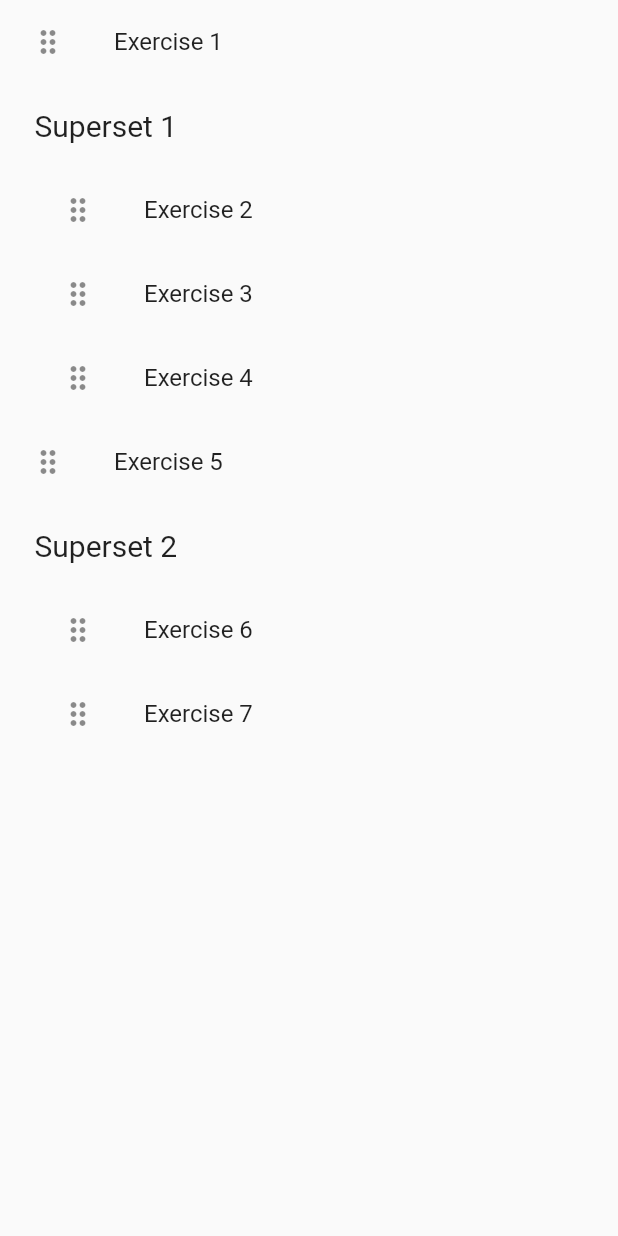
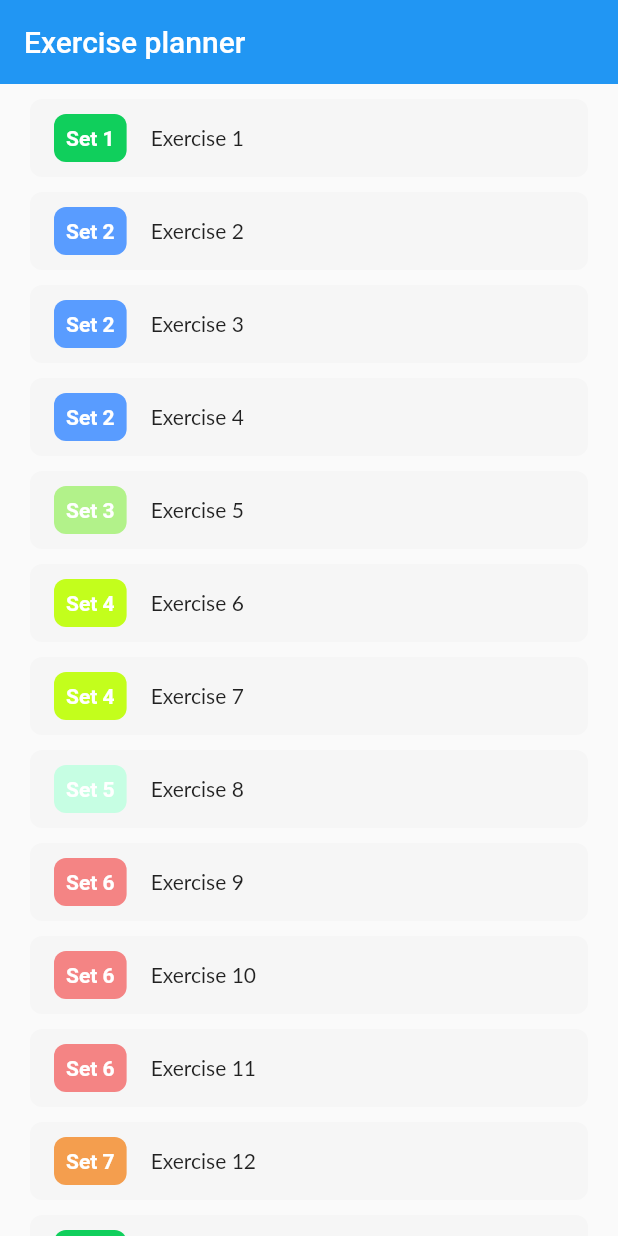
Before and after one commit to smart7even/fizikl_test_task, a Flutter app: the screen it shows after launch, on a phone screen of 412 x 824 dp. Run offline on Flutter 3.47's test engine with Material 2 defaults, Android fonts, the phone set to English and light mode, and no system bars; our stand-ins replace bloc, equatable, flutter_bloc; Roboto replaces fonts that are missing (Lato).

Commit message:
Add exercises reordering

```diff
--- a/lib/bloc/exercises_bloc.dart
+++ b/lib/bloc/exercises_bloc.dart
@@ -1,5 +1,7 @@
 import 'package:bloc/bloc.dart';
 import 'package:fizikl_test_task/models/i_exercise.dart';
+import 'package:fizikl_test_task/models/single_exercise.dart';
+import 'package:fizikl_test_task/models/superset.dart';
 import 'package:fizikl_test_task/repository/i_exercise_repository.dart';
 import 'package:meta/meta.dart';
 
@@ -17,6 +19,89 @@ class ExercisesBloc extends Bloc<ExercisesEvent, ExercisesState> {
       emit(ExercisesLoadSuccess(exercises: exercises));
     });
 
-    on<ExercisesItemReordered>(((event, emit) {}));
+    on<ExercisesItemReordered>(((event, emit) {
+      var curState = state;
+      if (curState is ExercisesLoadSuccess) {
+        int newIndex = event.newIndex;
+        int oldIndex = event.oldIndex;
+
+        if (oldIndex < newIndex) {
+          newIndex--;
+        }
+
+        if (oldIndex == newIndex) {
+          return;
+        }
+
+        SingleExercise? reorderedExercise;
+
+        List<IExercise> exercises = [...curState.exercises];
+
+        int currentSearchIndex = -1;
+        for (var exercise in exercises) {
+          if (currentSearchIndex + exercise.count >= oldIndex) {
+            if (exercise is Superset) {
+              reorderedExercise =
+                  exercise.exercises[oldIndex - currentSearchIndex - 1];
+              exercise.exercises.removeAt(oldIndex - currentSearchIndex - 1);
+
+              if (exercise.count == 1) {
+                exercises[exercises.indexOf(exercise)] = exercise.exercises[0];
+              } else if (exercise.count == 0) {
+                exercises.remove(exercise);
+              }
+
+              break;
+            } else if (exercise is SingleExercise) {
+              reorderedExercise = exercise;
+              exercises.remove(exercise);
+              break;
+            }
+          } else {
+            currentSearchIndex += exercise.count;
+          }
+        }
+
+        if (reorderedExercise is SingleExercise) {
+          int currentIndex = 0;
+          List<IExercise> newExercises = [];
+
+          int exercisesListIndex = 0;
+          for (var exercise in exercises) {
+            if (currentIndex + exercise.count >= newIndex) {
+              if (exercise is Superset) {
+                if (currentIndex + exercise.count == newIndex) {
+                  newExercises.add(exercise);
+                  newExercises.add(reorderedExercise);
+                  currentIndex += exercise.count + reorderedExercise.count;
+                } else {
+                  final supersetExercises = [...exercise.exercises];
+                  supersetExercises.insert(
+                      newIndex - currentIndex, reorderedExercise);
+                  final superset = Superset(exercises: supersetExercises);
+                  newExercises.add(superset);
+                  currentIndex += superset.count;
+                }
+              } else if (exercise is SingleExercise) {
+                newExercises.add(exercise);
+                newExercises.add(reorderedExercise);
+              }
+              break;
+            } else {
+              currentIndex += exercise.count;
+              newExercises.add(exercise);
+            }
+
+            exercisesListIndex++;
+          }
+
+          for (int i = exercisesListIndex + 1; i < exercises.length; i++) {
+            newExercises.add(exercises[i]);
+          }
+
+          emit(ExercisesLoadSuccess(exercises: newExercises));
+        }
+      }
+    }));
   }
 }
--- a/lib/main.dart
+++ b/lib/main.dart
@@ -5,10 +5,12 @@ import 'package:fizikl_test_task/models/single_exercise.dart';
 import 'package:fizikl_test_task/models/superset.dart';
 import 'package:fizikl_test_task/repository/exercise_repository.dart';
 import 'package:fizikl_test_task/repository/i_exercise_repository.dart';
+import 'package:fizikl_test_task/widgets/exercise_tile.dart';
 import 'package:flutter/material.dart';
 import 'package:flutter_bloc/flutter_bloc.dart';
 
 import 'bloc/exercises_bloc.dart';
+import 'dart:math' as math;
 
 void main() {
   runApp(const MyApp());
@@ -24,6 +26,7 @@ class MyApp extends StatelessWidget {
       theme: ThemeData(
         primarySwatch: Colors.blue,
       ),
+      debugShowCheckedModeBanner: false,
       home: RepositoryProvider<IExerciseRepository>(
         create: (context) => ExerciseRepository(
           exercisesDataSource: InMemoryExercisesDatasource(
@@ -35,10 +38,22 @@ class MyApp extends StatelessWidget {
               {"id": 5, "order": 3, "order_prefix": ""},
               {"id": 6, "order": 4, "order_prefix": "a"},
               {"id": 7, "order": 4, "order_prefix": "b"},
+              {"id": 8, "order": 5, "order_prefix": ""},
+              {"id": 9, "order": 6, "order_prefix": "a"},
+              {"id": 10, "order": 6, "order_prefix": "b"},
+              {"id": 11, "order": 6, "order_prefix": "c"},
+              {"id": 12, "order": 7, "order_prefix": ""},
+              {"id": 13, "order": 8, "order_prefix": "a"},
+              {"id": 14, "order": 8, "order_prefix": "b"},
             ].map((e) => OrderedExercise.fromJson(e)).toList(),
           ),
         ),
-        child: const Scaffold(body: SafeArea(child: MyStatefulWidget())),
+        child: Scaffold(
+            appBar: AppBar(
+              title: Text('Exercise planner'),
+              elevation: 0,
+            ),
+            body: SafeArea(child: MyStatefulWidget())),
       ),
     );
   }
@@ -72,42 +87,35 @@ class ExercisesListView extends StatelessWidget {
   const ExercisesListView({Key? key}) : super(key: key);
 
   List<Widget> _buildExercises(List<IExercise> exercises) {
+    List<Color> colors = [
+      const Color(0xFF10CF5C),
+      const Color(0xFF599CFF),
+      const Color(0xFFB2F28A),
+      const Color(0xFFC3FE1C),
+      const Color(0xFFC6FEE3),
+      const Color(0xFFF48484),
+      const Color(0xFFF49E4E),
+    ];
+
     final exercisesWidgets = <Widget>[];
-    int supersetsCounter = 1;
 
     for (int index = 0; index < exercises.length; index += 1) {
       final exercise = exercises[index];
 
       if (exercise is SingleExercise) {
-        exercisesWidgets.add(ListTile(
-          contentPadding: EdgeInsets.only(left: 0),
-          leading: ReorderableDragStartListener(
-            key: Key('$index'),
-            index: index,
-            child: const Icon(Icons.drag_indicator),
-          ),
-          key: Key('${exercise.id}'),
-          title: Text('Exercise ${exercise.id}'),
+        exercisesWidgets.add(ExerciseTile(
+          key: Key(exercise.id.toString()),
+          title: 'Exercise ${exercise.id}',
+          order: (index + 1).toString(),
+          orderColor: colors[index % colors.length],
         ));
       } else if (exercise is Superset) {
-        exercisesWidgets.add(ListTile(
-          contentPadding: EdgeInsets.only(left: 3),
-          title: Text('Superset $supersetsCounter',
-              style: TextStyle(fontSize: 20)),
-          key: Key('superset-$supersetsCounter'),
-        ));
-        supersetsCounter++;
-
         for (var singleExercise in exercise.exercises) {
-          exercisesWidgets.add(ListTile(
-            contentPadding: EdgeInsets.only(left: 20),
-            leading: ReorderableDragStartListener(
-                key: Key('${singleExercise.id}'),
-                index: index,
-                child: const Icon(Icons.drag_indicator)),
-            key: Key('${singleExercise.id}'),
-            title: Text('Exercise ${singleExercise.id}'),
-          ));
+          exercisesWidgets.add(ExerciseTile(
+              key: Key(singleExercise.id.toString()),
+              title: 'Exercise ${singleExercise.id}',
+              order: (index + 1).toString(),
+              orderColor: colors[index % colors.length]));
         }
       }
     }
@@ -125,11 +133,18 @@ class ExercisesListView extends StatelessWidget {
           return LinearProgressIndicator();
         } else if (state is ExercisesLoadSuccess) {
           return ReorderableListView(
-            padding: const EdgeInsets.symmetric(horizontal: 20),
+            proxyDecorator: (child, index, animation) {
+              print('Reordering ${index}');
+              return child;
+            },
+            padding: const EdgeInsets.only(left: 20, right: 20, top: 10),
             children: _buildExercises(state.exercises),
             onReorder: (int oldIndex, int newIndex) {
               debugPrint(oldIndex.toString());
               debugPrint(newIndex.toString());
+              BlocProvider.of<ExercisesBloc>(context).add(
+                ExercisesItemReordered(oldIndex: oldIndex, newIndex: newIndex),
+              );
               // setState(() {
               //   if (oldIndex < newIndex) {
               //     newIndex -= 1;
--- a/lib/models/i_exercise.dart
+++ b/lib/models/i_exercise.dart
@@ -1 +1,3 @@
-abstract class IExercise {}
+abstract class IExercise {
+  int get count;
+}
--- a/lib/models/single_exercise.dart
+++ b/lib/models/single_exercise.dart
@@ -10,4 +10,7 @@ class SingleExercise extends Equatable implements IExercise {
 
   @override
   List<Object?> get props => [id];
+
+  @override
+  int get count => 1;
 }
--- a/lib/models/superset.dart
+++ b/lib/models/superset.dart
@@ -12,4 +12,7 @@ class Superset extends Equatable implements IExercise {
 
   @override
   List<Object?> get props => [exercises];
+
+  @override
+  int get count => exercises.length;
 }
--- /dev/null
+++ b/lib/widgets/exercise_tile.dart
@@ -0,0 +1,55 @@
+import 'package:flutter/material.dart';
+
+class ExerciseTile extends StatelessWidget {
+  const ExerciseTile({
+    Key? key,
+    required this.title,
+    required this.order,
+    required this.orderColor,
+  }) : super(key: key);
+
+  final String title;
+  final String order;
+  final Color orderColor;
+
+  @override
+  Widget build(BuildContext context) {
+    return Container(
+      margin: EdgeInsets.only(bottom: 10),
+      padding: const EdgeInsets.symmetric(horizontal: 16, vertical: 10),
+      decoration: BoxDecoration(
+          color: const Color(0xFFF6F6F6),
+          borderRadius: BorderRadius.circular(8)),
+      child: Row(
+        children: [
+          Container(
+            margin: const EdgeInsets.only(right: 16),
+            padding: const EdgeInsets.all(8),
+            decoration: BoxDecoration(
+                color: orderColor,
+                // color: Color(0xFF5187C3),
+                borderRadius: BorderRadius.circular(8)),
+            child: Text(
+              'Set $order',
+              textAlign: TextAlign.center,
+              style: TextStyle(
+                  fontWeight: FontWeight.bold,
+                  fontSize: 14,
+                  color: Colors.white),
+            ),
+          ),
+          Column(
+            mainAxisAlignment: MainAxisAlignment.spaceBetween,
+            crossAxisAlignment: CrossAxisAlignment.start,
+            children: [
+              Text(
+                title,
+                style: const TextStyle(fontFamily: "Lato"),
+              ),
+            ],
+          )
+        ],
+      ),
+    );
+  }
+}
```
